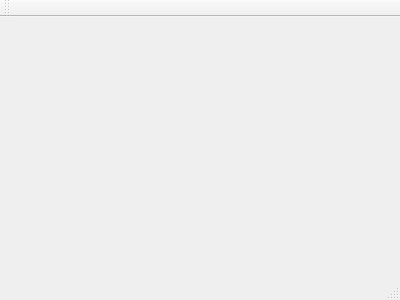
Qt form mainwindow.ui (huettern/micro-telemetry) before a commit.
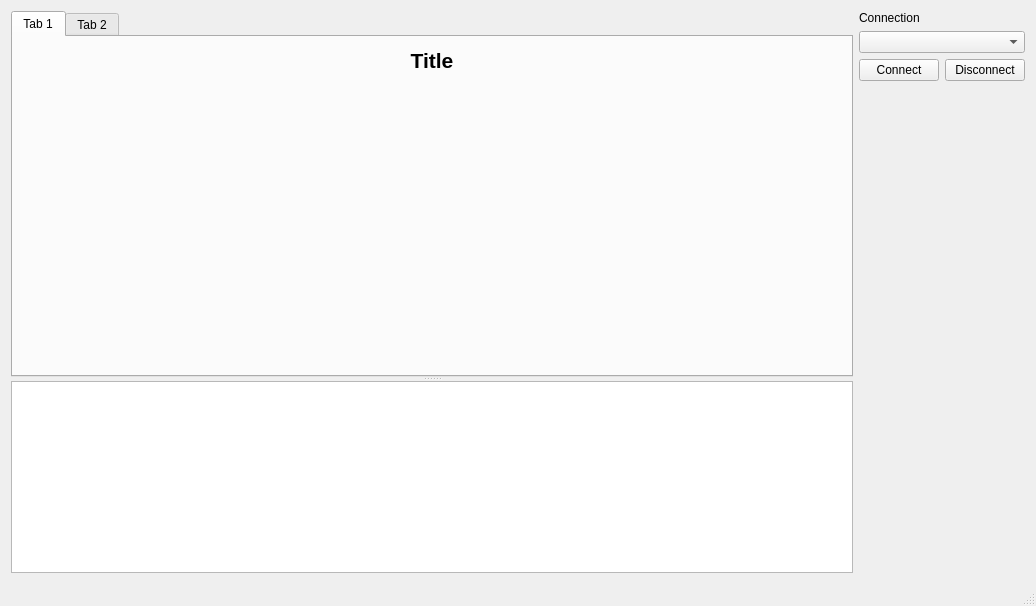
The same form after that commit. Custom widgets are drawn as their Qt base class.

Diff of the .ui file:
```diff
--- a/mainwindow.ui
+++ b/mainwindow.ui
@@ -1,24 +1,200 @@
 <ui version="4.0">
  <class>MainWindow</class>
- <widget class="QMainWindow" name="MainWindow" >
-  <property name="geometry" >
+ <widget class="QMainWindow" name="MainWindow">
+  <property name="geometry">
    <rect>
     <x>0</x>
     <y>0</y>
-    <width>400</width>
-    <height>300</height>
+    <width>1036</width>
+    <height>606</height>
    </rect>
   </property>
   <property name="windowTitle" >
    <string>MainWindow</string>
   </property>
-  <widget class="QMenuBar" name="menuBar" />
-  <widget class="QToolBar" name="mainToolBar" />
-  <widget class="QWidget" name="centralWidget" />
-  <widget class="QStatusBar" name="statusBar" />
+  <widget class="QWidget" name="centralWidget">
+   <layout class="QVBoxLayout" name="verticalLayout_5">
+    <item>
+     <layout class="QHBoxLayout" name="horizontalLayout">
+      <item>
+       <widget class="QSplitter" name="splitter">
+        <property name="sizePolicy">
+         <sizepolicy hsizetype="Expanding" vsizetype="Expanding">
+          <horstretch>0</horstretch>
+          <verstretch>1</verstretch>
+         </sizepolicy>
+        </property>
+        <property name="orientation">
+         <enum>Qt::Vertical</enum>
+        </property>
+        <widget class="QTabWidget" name="tabWidget">
+         <property name="sizePolicy">
+          <sizepolicy hsizetype="Expanding" vsizetype="Expanding">
+           <horstretch>0</horstretch>
+           <verstretch>10</verstretch>
+          </sizepolicy>
+         </property>
+         <property name="currentIndex">
+          <number>0</number>
+         </property>
+         <widget class="QWidget" name="tab_3">
+          <attribute name="title">
+           <string>Tab 1</string>
+          </attribute>
+          <layout class="QVBoxLayout" name="verticalLayout_6">
+           <item>
+            <layout class="QVBoxLayout" name="verticalLayout_2">
+             <item>
+              <widget class="QLabel" name="label_2">
+               <property name="sizePolicy">
+                <sizepolicy hsizetype="Minimum" vsizetype="Minimum">
+                 <horstretch>0</horstretch>
+                 <verstretch>0</verstretch>
+                </sizepolicy>
+               </property>
+               <property name="font">
+                <font>
+                 <pointsize>16</pointsize>
+                 <weight>75</weight>
+                 <bold>true</bold>
+                </font>
+               </property>
+               <property name="text">
+                <string>Title</string>
+               </property>
+               <property name="alignment">
+                <set>Qt::AlignCenter</set>
+               </property>
+              </widget>
+             </item>
+             <item>
+              <widget class="QCustomPlot" name="customPlot" native="true">
+               <property name="sizePolicy">
+                <sizepolicy hsizetype="Expanding" vsizetype="Expanding">
+                 <horstretch>0</horstretch>
+                 <verstretch>0</verstretch>
+                </sizepolicy>
+               </property>
+               <property name="minimumSize">
+                <size>
+                 <width>100</width>
+                 <height>100</height>
+                </size>
+               </property>
+              </widget>
+             </item>
+            </layout>
+           </item>
+          </layout>
+         </widget>
+         <widget class="QWidget" name="tab_2">
+          <attribute name="title">
+           <string>Tab 2</string>
+          </attribute>
+          <layout class="QVBoxLayout" name="verticalLayout_7"/>
+         </widget>
+        </widget>
+        <widget class="QTableView" name="tableView">
+         <property name="maximumSize">
+          <size>
+           <width>16777215</width>
+           <height>16777215</height>
+          </size>
+         </property>
+        </widget>
+       </widget>
+      </item>
+      <item>
+       <layout class="QVBoxLayout" name="verticalLayout">
+        <item>
+         <widget class="QLabel" name="label">
+          <property name="text">
+           <string>Connection</string>
+          </property>
+         </widget>
+        </item>
+        <item>
+         <widget class="QComboBox" name="comboBox">
+          <property name="sizePolicy">
+           <sizepolicy hsizetype="Minimum" vsizetype="Fixed">
+            <horstretch>0</horstretch>
+            <verstretch>0</verstretch>
+           </sizepolicy>
+          </property>
+         </widget>
+        </item>
+        <item>
+         <layout class="QHBoxLayout" name="horizontalLayout_2">
+          <property name="leftMargin">
+           <number>0</number>
+          </property>
+          <property name="topMargin">
+           <number>0</number>
+          </property>
+          <property name="rightMargin">
+           <number>0</number>
+          </property>
+          <property name="bottomMargin">
+           <number>0</number>
+          </property>
+          <item>
+           <widget class="QPushButton" name="pushButton">
+            <property name="text">
+             <string>Connect</string>
+            </property>
+            <property name="autoRepeatInterval">
+             <number>150</number>
+            </property>
+           </widget>
+          </item>
+          <item>
+           <widget class="QPushButton" name="pushButton_2">
+            <property name="sizePolicy">
+             <sizepolicy hsizetype="Minimum" vsizetype="Fixed">
+              <horstretch>0</horstretch>
+              <verstretch>0</verstretch>
+             </sizepolicy>
+            </property>
+            <property name="text">
+             <string>Disconnect</string>
+            </property>
+           </widget>
+          </item>
+         </layout>
+        </item>
+        <item>
+         <spacer name="verticalSpacer">
+          <property name="orientation">
+           <enum>Qt::Vertical</enum>
+          </property>
+          <property name="sizeHint" stdset="0">
+           <size>
+            <width>20</width>
+            <height>40</height>
+           </size>
+          </property>
+         </spacer>
+        </item>
+       </layout>
+      </item>
+     </layout>
+    </item>
+   </layout>
+   <zorder>horizontalLayoutWidget</zorder>
+   <zorder>tabWidget</zorder>
+   <zorder>groupBox_2</zorder>
+  </widget>
+  <widget class="QStatusBar" name="statusBar"/>
  </widget>
- <layoutDefault spacing="6" margin="11" />
- <pixmapfunction></pixmapfunction>
+ <layoutdefault spacing="6" margin="11"/>
+ <customwidgets>
+  <customwidget>
+   <class>QCustomPlot</class>
+   <extends>QWidget</extends>
+   <header>qcustomplot.h</header>
+   <container>1</container>
+  </customwidget>
+ </customwidgets>
  <resources/>
  <connections/>
 </ui>
```
Left out of the diff: 3 changed lines with no effect on the pictures.
